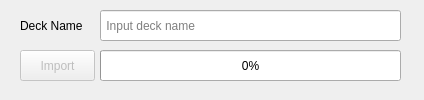
longhoangly/ankiflash-importer, file Ui/UiImporter.ui: the form before one commit.
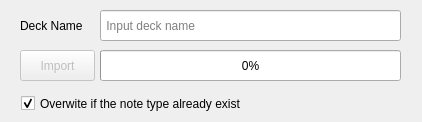
The form after the commit.

Commit message: add methods to creaete/update note types based on content md5 complete cambridge / english source cards

The edit to the form file:
```diff
--- a/Ui/UiImporter.ui
+++ b/Ui/UiImporter.ui
@@ -6,8 +6,8 @@
    <rect>
     <x>0</x>
     <y>0</y>
-    <width>424</width>
-    <height>100</height>
+    <width>422</width>
+    <height>122</height>
    </rect>
   </property>
   <property name="windowTitle">
@@ -101,6 +101,22 @@
     <bool>false</bool>
    </property>
   </widget>
+  <widget class="QCheckBox" name="checkBox">
+   <property name="geometry">
+    <rect>
+     <x>21</x>
+     <y>95</y>
+     <width>220</width>
+     <height>17</height>
+    </rect>
+   </property>
+   <property name="text">
+    <string>Overwite if the note type already exists?</string>
+   </property>
+   <property name="checked">
+    <bool>true</bool>
+   </property>
+  </widget>
  </widget>
  <resources/>
  <connections/>
```
The commit also changes 8 other files.
